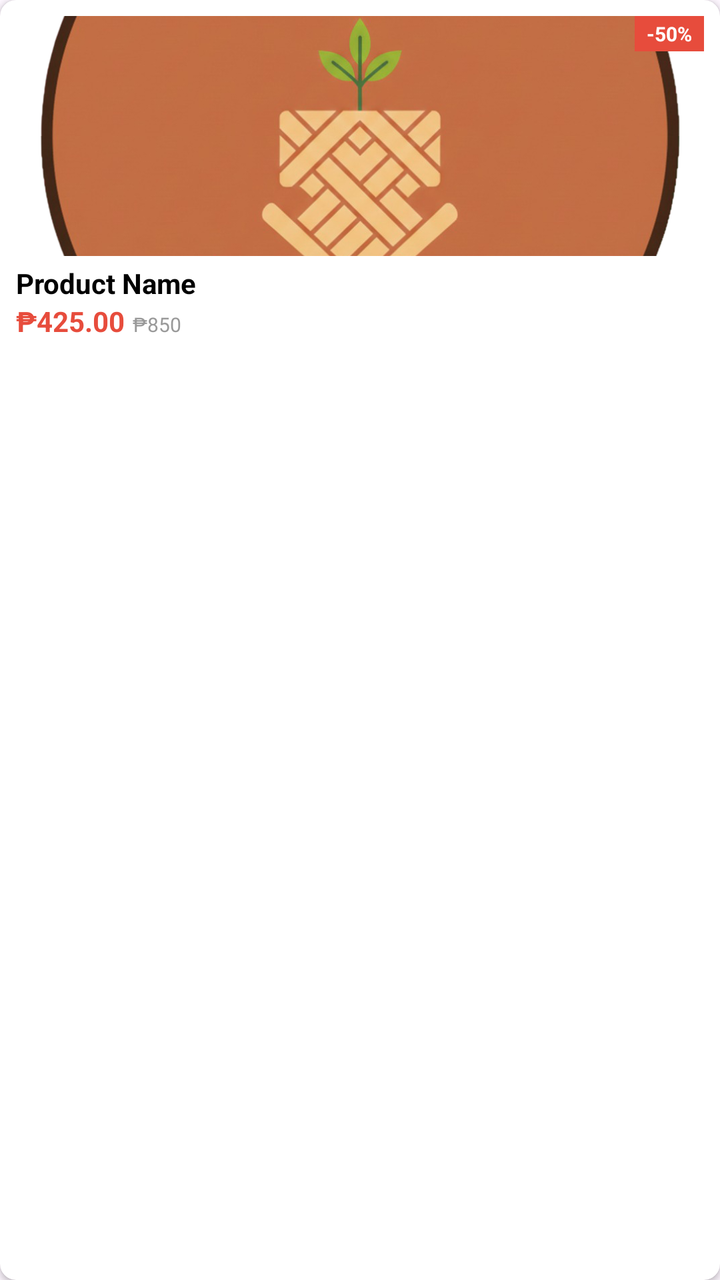
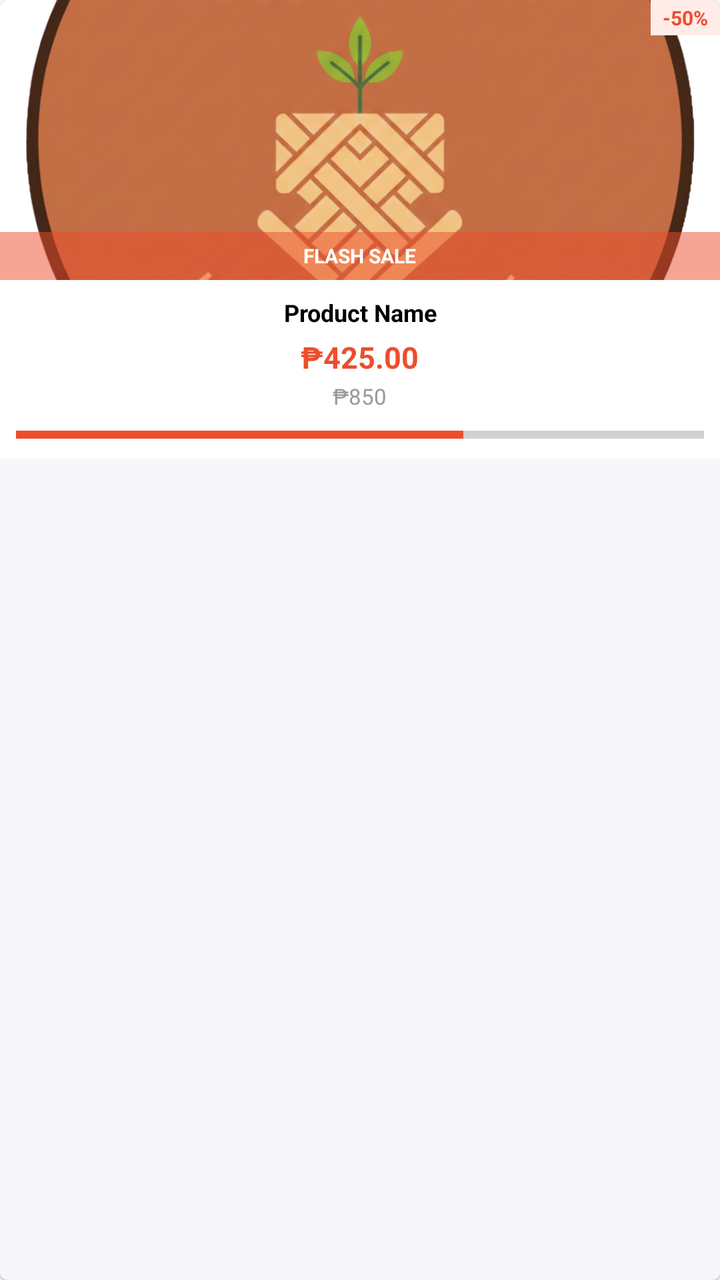

Before-and-after screenshots of an Android layout around one commit, followed by the original layout XML and the change that was made.
<!-- AndroidManifest.xml: application theme Theme.Katutubo_F -->
<!-- res/layout/item_discounted_product.xml -->
<?xml version="1.0" encoding="utf-8"?>
<androidx.cardview.widget.CardView xmlns:android="http://schemas.android.com/apk/res/android"
    xmlns:app="http://schemas.android.com/apk/res-auto"
    android:layout_width="150dp"
    android:layout_height="wrap_content"
    android:layout_margin="8dp"
    app:cardCornerRadius="8dp"
    app:cardElevation="2dp">

    <LinearLayout
        android:layout_width="match_parent"
        android:layout_height="wrap_content"
        android:orientation="vertical"
        android:padding="8dp">

        <RelativeLayout
            android:layout_width="match_parent"
            android:layout_height="120dp">

            <ImageView
                android:id="@+id/discount_image"
                android:layout_width="match_parent"
                android:layout_height="match_parent"
                android:scaleType="centerCrop"
                android:src="@drawable/logoooo" />

            <TextView
                android:id="@+id/discount_tag"
                android:layout_width="wrap_content"
                android:layout_height="wrap_content"
                android:layout_alignParentEnd="true"
                android:layout_alignParentTop="true"
                android:background="#E74C3C"
                android:paddingHorizontal="6dp"
                android:paddingVertical="2dp"
                android:text="-50%"
                android:textColor="@color/white"
                android:textSize="10sp"
                android:textStyle="bold" />
        </RelativeLayout>

        <TextView
            android:id="@+id/discount_name"
            android:layout_width="match_parent"
            android:layout_height="wrap_content"
            android:layout_marginTop="4dp"
            android:ellipsize="end"
            android:maxLines="1"
            android:text="Product Name"
            android:textColor="@color/black"
            android:textSize="14sp"
            android:textStyle="bold" />

        <LinearLayout
            android:layout_width="match_parent"
            android:layout_height="wrap_content"
            android:orientation="horizontal">

            <TextView
                android:id="@+id/discount_price"
                android:layout_width="wrap_content"
                android:layout_height="wrap_content"
                android:text="₱425.00"
                android:textColor="#E74C3C"
                android:textSize="14sp"
                android:textStyle="bold" />

            <TextView
                android:id="@+id/original_price"
                android:layout_width="wrap_content"
                android:layout_height="wrap_content"
                android:layout_marginStart="4dp"
                android:text="₱850"
                android:textColor="#999999"
                android:textSize="10sp" />
        </LinearLayout>
    </LinearLayout>
</androidx.cardview.widget.CardView>
<!-- resources referenced by this layout -->
<resources>
  <color name="black">#000000</color>
  <color name="white">#FFFFFF</color>
  <!-- drawable logoooo: png bitmap (drawable, 671715 bytes) -->
  <style name="Theme.Katutubo_F" parent="Base.Theme.Katutubo_F">
          
          <item name="bottomNavigationStyle">@style/Widget.App.BottomNavigationView</item>
      </style>
  <style name="Base.Theme.Katutubo_F" parent="Theme.Material3.DayNight.NoActionBar">
          
      </style>
  <style name="Widget.App.BottomNavigationView" parent="Widget.Material3.BottomNavigationView">
          
          <item name="materialThemeOverlay">@style/ThemeOverlay.App.BottomNavigation</item>
      </style>
  <style name="ThemeOverlay.App.BottomNavigation" parent="">
          
          <item name="colorSecondaryContainer">#EFEBE9</item>
      </style>
</resources>

<!-- the commit's change to res/layout/item_discounted_product.xml (unified diff, before → after) -->
@@ -1,21 +1,23 @@
 <?xml version="1.0" encoding="utf-8"?>
-<androidx.cardview.widget.CardView xmlns:android="http://schemas.android.com/apk/res/android"
+<com.google.android.material.card.MaterialCardView xmlns:android="http://schemas.android.com/apk/res/android"
     xmlns:app="http://schemas.android.com/apk/res-auto"
-    android:layout_width="150dp"
+    android:layout_width="140dp"
     android:layout_height="wrap_content"
-    android:layout_margin="8dp"
-    app:cardCornerRadius="8dp"
-    app:cardElevation="2dp">
+    android:layout_margin="6dp"
+    app:cardCornerRadius="4dp"
+    app:cardElevation="1dp"
+    app:cardBackgroundColor="@color/white"
+    app:strokeWidth="0dp">
 
     <LinearLayout
         android:layout_width="match_parent"
         android:layout_height="wrap_content"
-        android:orientation="vertical"
-        android:padding="8dp">
+        android:background="@color/white"
+        android:orientation="vertical">
 
         <RelativeLayout
             android:layout_width="match_parent"
-            android:layout_height="120dp">
+            android:layout_height="140dp">
 
             <ImageView
                 android:id="@+id/discount_image"
@@ -30,49 +32,76 @@
                 android:layout_height="wrap_content"
                 android:layout_alignParentEnd="true"
                 android:layout_alignParentTop="true"
-                android:background="#E74C3C"
+                android:background="#FFEBE7"
                 android:paddingHorizontal="6dp"
                 android:paddingVertical="2dp"
                 android:text="-50%"
-                android:textColor="@color/white"
+                android:textColor="#EE4D2D"
                 android:textSize="10sp"
                 android:textStyle="bold" />
+
+            <LinearLayout
+                android:layout_width="match_parent"
+                android:layout_height="24dp"
+                android:layout_alignParentBottom="true"
+                android:background="#80EE4D2D"
+                android:gravity="center">
+                <TextView
+                    android:layout_width="wrap_content"
+                    android:layout_height="wrap_content"
+                    android:text="FLASH SALE"
+                    android:textColor="@color/white"
+                    android:textSize="10sp"
+                    android:textStyle="bold"/>
+            </LinearLayout>
         </RelativeLayout>
-
-        <TextView
-            android:id="@+id/discount_name"
-            android:layout_width="match_parent"
-            android:layout_height="wrap_content"
-            android:layout_marginTop="4dp"
-            android:ellipsize="end"
-            android:maxLines="1"
-            android:text="Product Name"
-            android:textColor="@color/black"
-            android:textSize="14sp"
-            android:textStyle="bold" />
 
         <LinearLayout
             android:layout_width="match_parent"
             android:layout_height="wrap_content"
-            android:orientation="horizontal">
+            android:orientation="vertical"
+            android:padding="8dp"
+            android:gravity="center_horizontal">
+
+            <TextView
+                android:id="@+id/discount_name"
+                android:layout_width="match_parent"
+                android:layout_height="wrap_content"
+                android:text="@string/product_name_placeholder"
+                android:textColor="@color/black"
+                android:textSize="12sp"
+                android:textStyle="bold"
+                android:maxLines="1"
+                android:ellipsize="end"
+                android:gravity="center"
+                android:layout_marginBottom="4dp"/>
 
             <TextView
                 android:id="@+id/discount_price"
                 android:layout_width="wrap_content"
                 android:layout_height="wrap_content"
                 android:text="₱425.00"
-                android:textColor="#E74C3C"
-                android:textSize="14sp"
+                android:textColor="#EE4D2D"
+                android:textSize="15sp"
                 android:textStyle="bold" />
 
             <TextView
                 android:id="@+id/original_price"
                 android:layout_width="wrap_content"
                 android:layout_height="wrap_content"
-                android:layout_marginStart="4dp"
                 android:text="₱850"
                 android:textColor="#999999"
-                android:textSize="10sp" />
+                android:textSize="11sp"
+                android:layout_marginTop="2dp"/>
+
+            <ProgressBar
+                style="?android:attr/progressBarStyleHorizontal"
+                android:layout_width="match_parent"
+                android:layout_height="8dp"
+                android:layout_marginTop="8dp"
+                android:progress="65"
+                android:progressTint="#EE4D2D"
+                android:backgroundTint="#F5F5F5"/>
         </LinearLayout>
     </LinearLayout>
-</androidx.cardview.widget.CardView>
+</com.google.android.material.card.MaterialCardView>
<!-- resource entries referenced after the edit -->
@@ -3,12 +3,16 @@
   <color name="black">#000000</color>
   <color name="white">#FFFFFF</color>
   <!-- drawable logoooo: png bitmap (drawable, 671715 bytes) -->
+  <string name="product_name_placeholder">Product Name</string>
   <style name="Theme.Katutubo_F" parent="Base.Theme.Katutubo_F">
           
           <item name="bottomNavigationStyle">@style/Widget.App.BottomNavigationView</item>
       </style>
-  <style name="Base.Theme.Katutubo_F" parent="Theme.Material3.DayNight.NoActionBar">
+  <style name="Base.Theme.Katutubo_F" parent="Theme.Material3.Light.NoActionBar">
           
+          <item name="android:windowBackground">@color/white</item>
+          <item name="colorSurface">@color/white</item>
+          <item name="colorOnSurface">@color/black</item>
       </style>
   <style name="Widget.App.BottomNavigationView" parent="Widget.Material3.BottomNavigationView">
           
